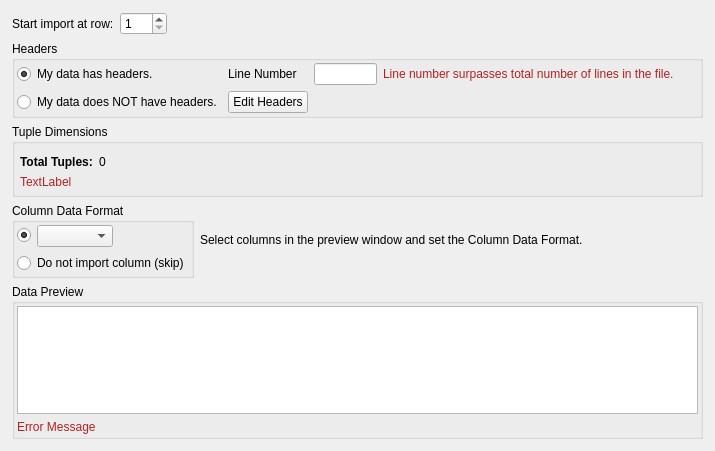
Qt form Source/Plugins/IO/Widgets/ImportASCIIDataWizard/UI_Files/DataFormatPage.ui (BlueQuartzSoftware/DREAM3D) before a commit.
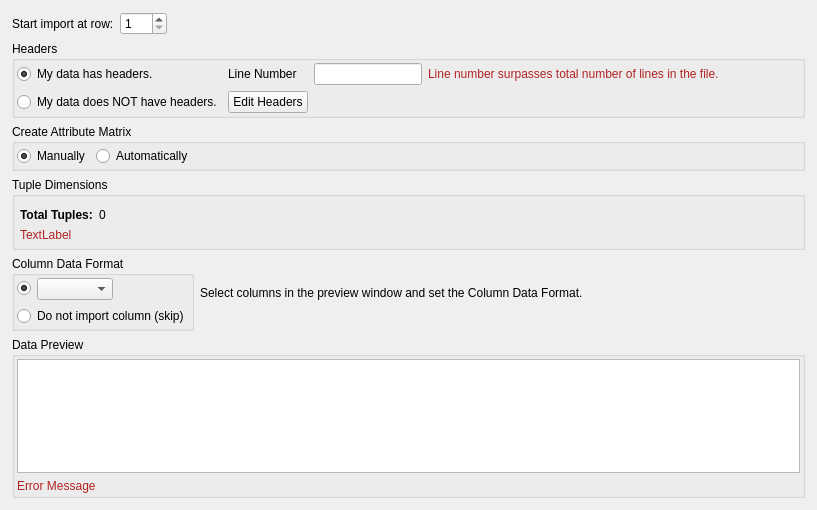
The same form after that commit. Custom widgets are drawn as their Qt base class.

Commit message: Adding Create Attribute Matrix automatically and manually radio buttons. updates #565.

```diff
--- a/Source/Plugins/IO/Widgets/ImportASCIIDataWizard/UI_Files/DataFormatPage.ui
+++ b/Source/Plugins/IO/Widgets/ImportASCIIDataWizard/UI_Files/DataFormatPage.ui
@@ -6,14 +6,14 @@
    <rect>
     <x>0</x>
     <y>0</y>
-    <width>715</width>
-    <height>451</height>
+    <width>817</width>
+    <height>510</height>
    </rect>
   </property>
   <property name="windowTitle">
    <string>WizardPage</string>
   </property>
-  <layout class="QGridLayout" name="gridLayout_4" rowstretch="0,0,0,0,0">
+  <layout class="QGridLayout" name="gridLayout_4" rowstretch="0,0,0,0,0,0,0,0,0">
    <property name="leftMargin">
     <number>12</number>
    </property>
@@ -26,119 +26,44 @@
    <property name="bottomMargin">
     <number>12</number>
    </property>
-   <item row="2" column="0" colspan="3">
-    <widget class="QGroupBox" name="groupBox">
-     <property name="maximumSize">
-      <size>
-       <width>16777215</width>
-       <height>175</height>
-      </size>
-     </property>
-     <property name="title">
-      <string>Tuple Dimensions</string>
-     </property>
-     <layout class="QGridLayout" name="gridLayout_5">
-      <property name="leftMargin">
-       <number>5</number>
-      </property>
-      <property name="topMargin">
-       <number>5</number>
-      </property>
-      <property name="rightMargin">
-       <number>5</number>
-      </property>
-      <property name="bottomMargin">
-       <number>5</number>
-      </property>
-      <property name="spacing">
-       <number>6</number>
-      </property>
-      <item row="0" column="0" colspan="2">
-       <widget class="TupleTableWidget" name="tupleDimsTable" native="true">
-        <property name="maximumSize">
-         <size>
-          <width>16777215</width>
-          <height>100</height>
-         </size>
-        </property>
-       </widget>
-      </item>
-      <item row="5" column="0" colspan="2">
-       <widget class="QLabel" name="tupleTableErrLabel">
-        <property name="styleSheet">
-         <string notr="true">QLabel { color: FireBrick }</string>
-        </property>
-        <property name="text">
-         <string>TextLabel</string>
-        </property>
-        <property name="wordWrap">
-         <bool>false</bool>
-        </property>
-       </widget>
-      </item>
-      <item row="6" column="0" colspan="2">
-       <spacer name="verticalSpacer">
-        <property name="orientation">
-         <enum>Qt::Vertical</enum>
-        </property>
-        <property name="sizeHint" stdset="0">
-         <size>
-          <width>20</width>
-          <height>40</height>
-         </size>
-        </property>
-       </spacer>
-      </item>
-      <item row="1" column="0" colspan="2">
-       <layout class="QHBoxLayout" name="horizontalLayout_3">
-        <property name="spacing">
-         <number>6</number>
-        </property>
-        <property name="leftMargin">
-         <number>0</number>
-        </property>
-        <property name="topMargin">
-         <number>0</number>
-        </property>
-        <property name="rightMargin">
-         <number>0</number>
-        </property>
-        <property name="bottomMargin">
-         <number>0</number>
-        </property>
-        <item>
-         <widget class="QLabel" name="tupleLabel">
-          <property name="text">
-           <string>&lt;html&gt;&lt;head/&gt;&lt;body&gt;&lt;p&gt;&lt;span style=&quot; font-weight:600;&quot;&gt;Total Tuples:&lt;/span&gt;&lt;/p&gt;&lt;/body&gt;&lt;/html&gt;</string>
-          </property>
-         </widget>
-        </item>
-        <item>
-         <widget class="QLabel" name="tupleCountLabel">
-          <property name="sizePolicy">
-           <sizepolicy hsizetype="Expanding" vsizetype="Preferred">
-            <horstretch>0</horstretch>
-            <verstretch>0</verstretch>
-           </sizepolicy>
-          </property>
-          <property name="text">
-           <string>0</string>
-          </property>
-         </widget>
-        </item>
-       </layout>
-      </item>
-     </layout>
-    </widget>
+   <property name="verticalSpacing">
+    <number>-1</number>
+   </property>
+   <item row="0" column="0" colspan="5">
+    <layout class="QHBoxLayout" name="horizontalLayout">
+     <item>
+      <widget class="QLabel" name="label_7">
+       <property name="text">
+        <string>Start import at row:</string>
+       </property>
+      </widget>
+     </item>
+     <item>
+      <widget class="QSpinBox" name="startRowSpin">
+       <property name="minimum">
+        <number>1</number>
+       </property>
+       <property name="maximum">
+        <number>200</number>
+       </property>
+      </widget>
+     </item>
+     <item>
+      <spacer name="horizontalSpacer_4">
+       <property name="orientation">
+        <enum>Qt::Horizontal</enum>
+       </property>
+       <property name="sizeHint" stdset="0">
+        <size>
+         <width>458</width>
+         <height>20</height>
+        </size>
+       </property>
+      </spacer>
+     </item>
+    </layout>
    </item>
-   <item row="3" column="1">
-    <widget class="QLabel" name="label">
-     <property name="text">
-      <string>&lt;html&gt;&lt;head/&gt;&lt;body&gt;&lt;p&gt;Select columns in the preview window and set the Column Data Format.&lt;/p&gt;&lt;/body&gt;&lt;/html&gt;</string>
-     </property>
-    </widget>
-   </item>
-   <item row="4" column="0" colspan="3">
+   <item row="8" column="0" colspan="5">
     <widget class="QGroupBox" name="groupBox_2">
      <property name="title">
       <string>Data Preview</string>
@@ -188,7 +113,112 @@
      </layout>
     </widget>
    </item>
-   <item row="3" column="0">
+   <item row="5" column="0" colspan="5">
+    <widget class="QGroupBox" name="tupleDimsGB">
+     <property name="maximumSize">
+      <size>
+       <width>16777215</width>
+       <height>175</height>
+      </size>
+     </property>
+     <property name="title">
+      <string>Tuple Dimensions</string>
+     </property>
+     <layout class="QGridLayout" name="gridLayout_5">
+      <property name="leftMargin">
+       <number>5</number>
+      </property>
+      <property name="topMargin">
+       <number>5</number>
+      </property>
+      <property name="rightMargin">
+       <number>5</number>
+      </property>
+      <property name="bottomMargin">
+       <number>5</number>
+      </property>
+      <property name="spacing">
+       <number>6</number>
+      </property>
+      <item row="2" column="0" colspan="2">
+       <layout class="QHBoxLayout" name="horizontalLayout_3">
+        <property name="spacing">
+         <number>6</number>
+        </property>
+        <property name="leftMargin">
+         <number>0</number>
+        </property>
+        <property name="topMargin">
+         <number>0</number>
+        </property>
+        <property name="rightMargin">
+         <number>0</number>
+        </property>
+        <property name="bottomMargin">
+         <number>0</number>
+        </property>
+        <item>
+         <widget class="QLabel" name="tupleLabel">
+          <property name="text">
+           <string>&lt;html&gt;&lt;head/&gt;&lt;body&gt;&lt;p&gt;&lt;span style=&quot; font-weight:600;&quot;&gt;Total Tuples:&lt;/span&gt;&lt;/p&gt;&lt;/body&gt;&lt;/html&gt;</string>
+          </property>
+         </widget>
+        </item>
+        <item>
+         <widget class="QLabel" name="tupleCountLabel">
+          <property name="sizePolicy">
+           <sizepolicy hsizetype="Expanding" vsizetype="Preferred">
+            <horstretch>0</horstretch>
+            <verstretch>0</verstretch>
+           </sizepolicy>
+          </property>
+          <property name="text">
+           <string>0</string>
+          </property>
+         </widget>
+        </item>
+       </layout>
+      </item>
+      <item row="7" column="0" colspan="2">
+       <spacer name="verticalSpacer">
+        <property name="orientation">
+         <enum>Qt::Vertical</enum>
+        </property>
+        <property name="sizeHint" stdset="0">
+         <size>
+          <width>20</width>
+          <height>40</height>
+         </size>
+        </property>
+       </spacer>
+      </item>
+      <item row="6" column="0" colspan="2">
+       <widget class="QLabel" name="tupleTableErrLabel">
+        <property name="styleSheet">
+         <string notr="true">QLabel { color: FireBrick }</string>
+        </property>
+        <property name="text">
+         <string>TextLabel</string>
+        </property>
+        <property name="wordWrap">
+         <bool>false</bool>
+        </property>
+       </widget>
+      </item>
+      <item row="1" column="0" colspan="2">
+       <widget class="TupleTableWidget" name="tupleDimsTable" native="true">
+        <property name="maximumSize">
+         <size>
+          <width>16777215</width>
+          <height>100</height>
+         </size>
+        </property>
+       </widget>
+      </item>
+     </layout>
+    </widget>
+   </item>
+   <item row="7" column="0">
     <widget class="QGroupBox" name="columnDataGroupBox">
      <property name="title">
       <string>Column Data Format</string>
@@ -209,7 +239,7 @@
       <property name="spacing">
        <number>6</number>
       </property>
-      <item row="0" column="0" colspan="2">
+      <item row="1" column="0" colspan="2">
        <layout class="QHBoxLayout" name="horizontalLayout_2">
         <property name="topMargin">
          <number>0</number>
@@ -264,7 +294,7 @@
         </item>
        </layout>
       </item>
-      <item row="2" column="0" colspan="2">
+      <item row="3" column="0" colspan="2">
        <widget class="QRadioButton" name="skipRadio">
         <property name="text">
          <string>Do not import column (skip)</string>
@@ -274,41 +304,7 @@
      </layout>
     </widget>
    </item>
-   <item row="0" column="0" colspan="3">
-    <layout class="QHBoxLayout" name="horizontalLayout">
-     <item>
-      <widget class="QLabel" name="label_7">
-       <property name="text">
-        <string>Start import at row:</string>
-       </property>
-      </widget>
-     </item>
-     <item>
-      <widget class="QSpinBox" name="startRowSpin">
-       <property name="minimum">
-        <number>1</number>
-       </property>
-       <property name="maximum">
-        <number>200</number>
-       </property>
-      </widget>
-     </item>
-     <item>
-      <spacer name="horizontalSpacer_4">
-       <property name="orientation">
-        <enum>Qt::Horizontal</enum>
-       </property>
-       <property name="sizeHint" stdset="0">
-        <size>
-         <width>458</width>
-         <height>20</height>
-        </size>
-       </property>
-      </spacer>
-     </item>
-    </layout>
-   </item>
-   <item row="1" column="0" colspan="3">
+   <item row="1" column="0" colspan="5">
     <widget class="QGroupBox" name="groupBox_3">
      <property name="title">
       <string>Headers</string>
@@ -419,6 +415,83 @@
      </layout>
     </widget>
    </item>
+   <item row="7" column="1" colspan="3">
+    <widget class="QLabel" name="label">
+     <property name="text">
+      <string>&lt;html&gt;&lt;head/&gt;&lt;body&gt;&lt;p&gt;Select columns in the preview window and set the Column Data Format.&lt;/p&gt;&lt;/body&gt;&lt;/html&gt;</string>
+     </property>
+    </widget>
+   </item>
+   <item row="2" column="0" colspan="5">
+    <widget class="QGroupBox" name="groupBox_4">
+     <property name="title">
+      <string>Create Attribute Matrix</string>
+     </property>
+     <layout class="QGridLayout" name="gridLayout_10">
+      <property name="leftMargin">
+       <number>2</number>
+      </property>
+      <property name="topMargin">
+       <number>2</number>
+      </property>
+      <property name="rightMargin">
+       <number>2</number>
+      </property>
+      <property name="bottomMargin">
+       <number>2</number>
+      </property>
+      <item row="0" column="0">
+       <layout class="QGridLayout" name="gridLayout_7">
+        <property name="topMargin">
+         <number>0</number>
+        </property>
+        <item row="0" column="1">
+         <widget class="QRadioButton" name="amAutomatically">
+          <property name="sizePolicy">
+           <sizepolicy hsizetype="Preferred" vsizetype="Fixed">
+            <horstretch>0</horstretch>
+            <verstretch>0</verstretch>
+           </sizepolicy>
+          </property>
+          <property name="text">
+           <string>Automatically</string>
+          </property>
+         </widget>
+        </item>
+        <item row="0" column="0">
+         <widget class="QRadioButton" name="amManually">
+          <property name="sizePolicy">
+           <sizepolicy hsizetype="Preferred" vsizetype="Fixed">
+            <horstretch>0</horstretch>
+            <verstretch>0</verstretch>
+           </sizepolicy>
+          </property>
+          <property name="text">
+           <string>Manually</string>
+          </property>
+          <property name="checked">
+           <bool>true</bool>
+          </property>
+         </widget>
+        </item>
+        <item row="0" column="2">
+         <spacer name="horizontalSpacer_5">
+          <property name="orientation">
+           <enum>Qt::Horizontal</enum>
+          </property>
+          <property name="sizeHint" stdset="0">
+           <size>
+            <width>40</width>
+            <height>20</height>
+           </size>
+          </property>
+         </spacer>
+        </item>
+       </layout>
+      </item>
+     </layout>
+    </widget>
+   </item>
   </layout>
  </widget>
  <customwidgets>
```
The commit also changes 3 other files.
